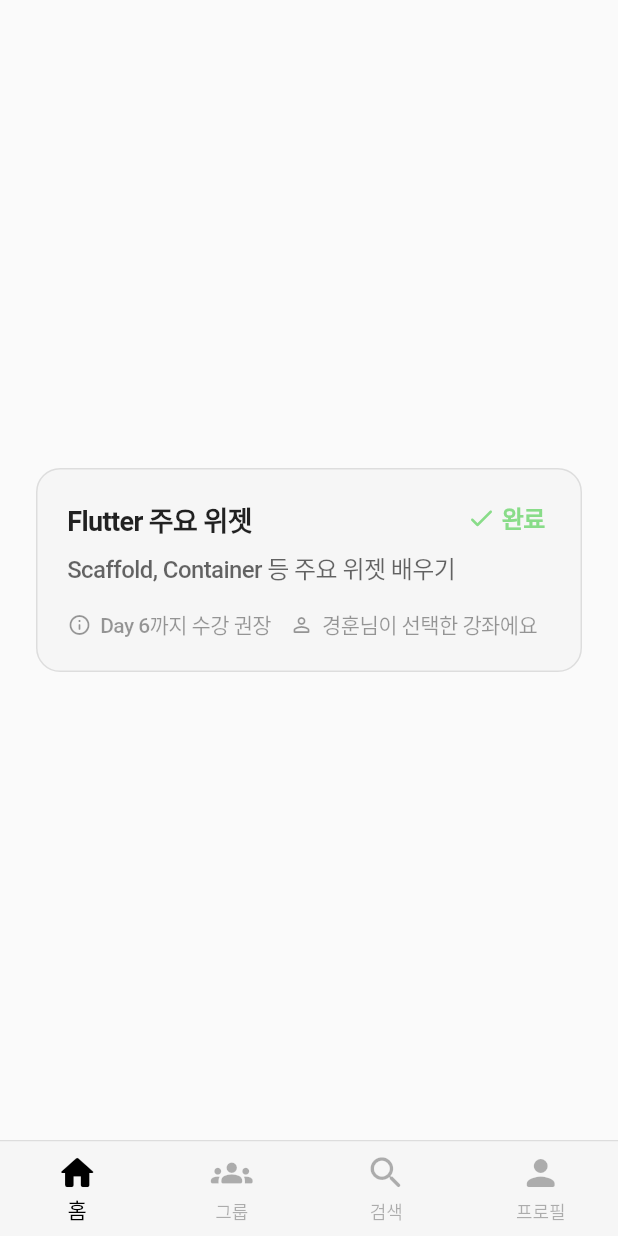
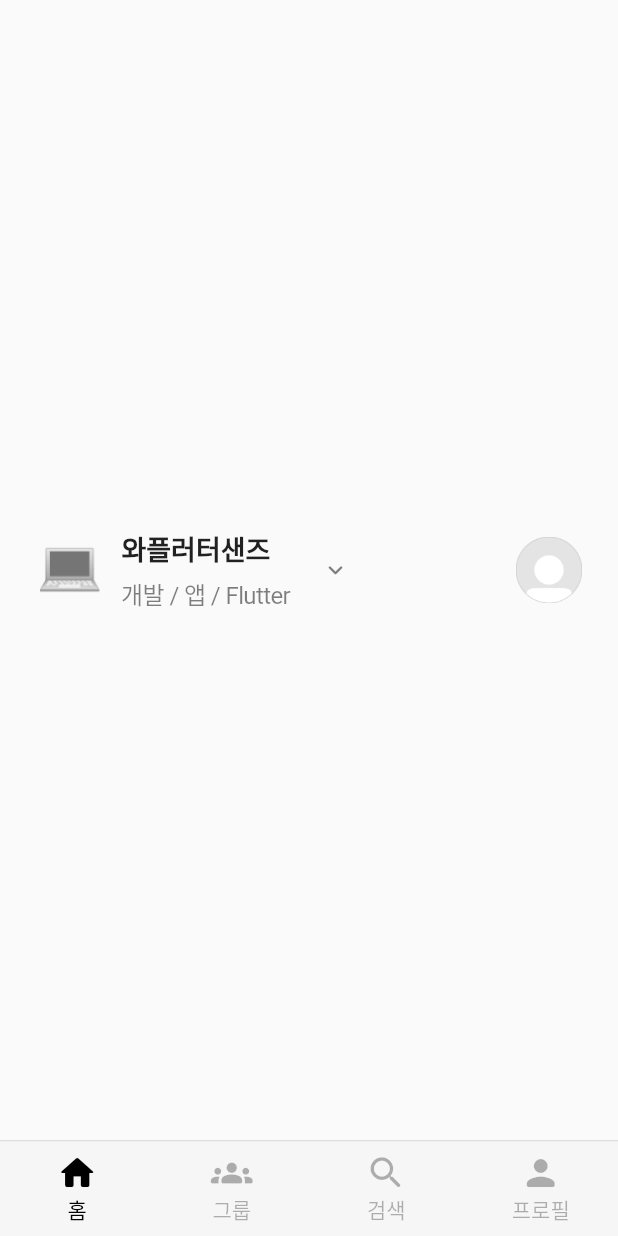
Before and after one commit to fxxntrbl/kscy-2023-frontend, a Flutter app: the screen it shows after launch, on a phone screen of 412 x 824 dp. Run offline on Flutter 3.47's test engine with Material 2 defaults, Android fonts, the phone set to English and light mode, and no system bars; our stand-ins replace tuple; Roboto replaces fonts that are missing (Pretendard).

Commit message:
feat(widgets): topbar

```diff
--- a/lib/main.dart
+++ b/lib/main.dart
@@ -76,6 +76,8 @@ class _MyHomePageState extends State<MyHomePage> {
           ],
           selectedItemColor: Colors.black,
           unselectedItemColor: Color.fromRGBO(0, 0, 0, 0.3),
+          unselectedFontSize: 14,
+          selectedFontSize: 14,
         ),
       ),
     );
--- a/lib/pages/home.dart
+++ b/lib/pages/home.dart
@@ -2,6 +2,7 @@ import 'package:flutter/src/widgets/container.dart';
 import 'package:flutter/src/widgets/framework.dart';
 import 'package:flutter/material.dart';
 import 'package:kscy_2023_frontend/widgets/lecture.dart';
+import 'package:kscy_2023_frontend/widgets/topbar.dart';
 
 class HomePage extends StatefulWidget {
   const HomePage({super.key});
@@ -17,14 +18,7 @@ class _HomePageState extends State<HomePage> {
       body: Center(
         child: Column(
           mainAxisAlignment: MainAxisAlignment.center,
-          children: <Widget>[
-            LectureCard(
-                title: "Flutter 주요 위젯",
-                description: "Scaffold, Container 등 주요 위젯 배우기",
-                day: 6,
-                userPref: true,
-                complete: true),
-          ],
+          children: [TopBar()],
         ),
       ),
       // This trailing comma makes auto-formatting nicer for build methods.
--- /dev/null
+++ b/lib/widgets/topbar.dart
@@ -0,0 +1,60 @@
+import 'package:flutter/src/widgets/container.dart';
+import 'package:flutter/src/widgets/framework.dart';
+import 'package:flutter/material.dart';
+
+class TopBar extends StatelessWidget {
+  const TopBar({super.key});
+
+  @override
+  Widget build(BuildContext context) {
+    return Padding(
+      padding: EdgeInsets.symmetric(horizontal: 24),
+      child: Row(
+        mainAxisAlignment: MainAxisAlignment.spaceBetween,
+        children: [
+          Row(
+            children: [
+              Text(
+                "💻",
+                style: TextStyle(fontSize: 36),
+              ),
+              const SizedBox(width: 12),
+              Column(
+                crossAxisAlignment: CrossAxisAlignment.start,
+                children: [
+                  Text(
+                    "와플러터샌즈",
+                    style: TextStyle(
+                      fontWeight: FontWeight.w700,
+                      fontSize: 18,
+                    ),
+                  ),
+                  const SizedBox(height: 4),
+                  Text(
+                    "개발 / 앱 / Flutter",
+                    style: TextStyle(
+                        fontWeight: FontWeight.w400,
+                        fontSize: 16,
+                        color: Color.fromRGBO(0, 0, 0, 0.5),
+                        letterSpacing: -0.4),
+                  )
+                ],
+              ),
+              const SizedBox(width: 20),
+              Icon(
+                Icons.expand_more_rounded,
+                size: 20,
+                color: Color.fromRGBO(0, 0, 0, 0.5),
+              )
+            ],
+          ),
+          Image.asset(
+            'assets/defaultpic.png',
+            width: 44,
+            height: 44,
+          )
+        ],
+      ),
+    );
+  }
+}
--- a/pubspec.yaml
+++ b/pubspec.yaml
@@ -59,8 +59,8 @@ flutter:
   uses-material-design: true
 
   # To add assets to your application, add an assets section, like this:
-  # assets:
-  #   - images/a_dot_burr.jpeg
+  assets:
+    - assets/defaultpic.png
   #   - images/a_dot_ham.jpeg
 
   # An image asset can refer to one or more resolution-specific "variants", see
```
Also changed, not shown: assets/Frame 153.png (added), assets/defaultpic.png (added), 15 other files.
